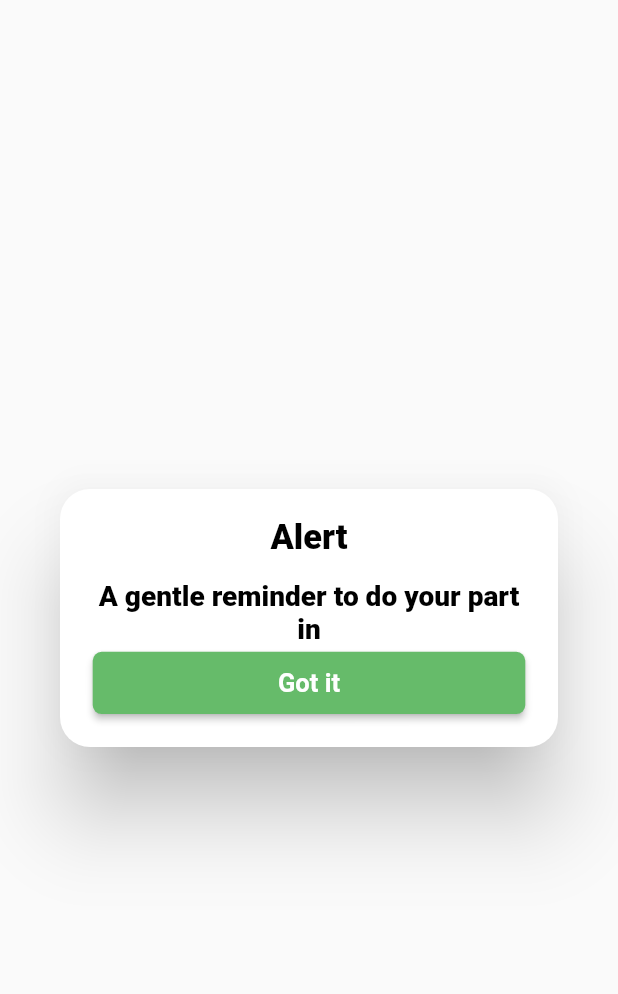
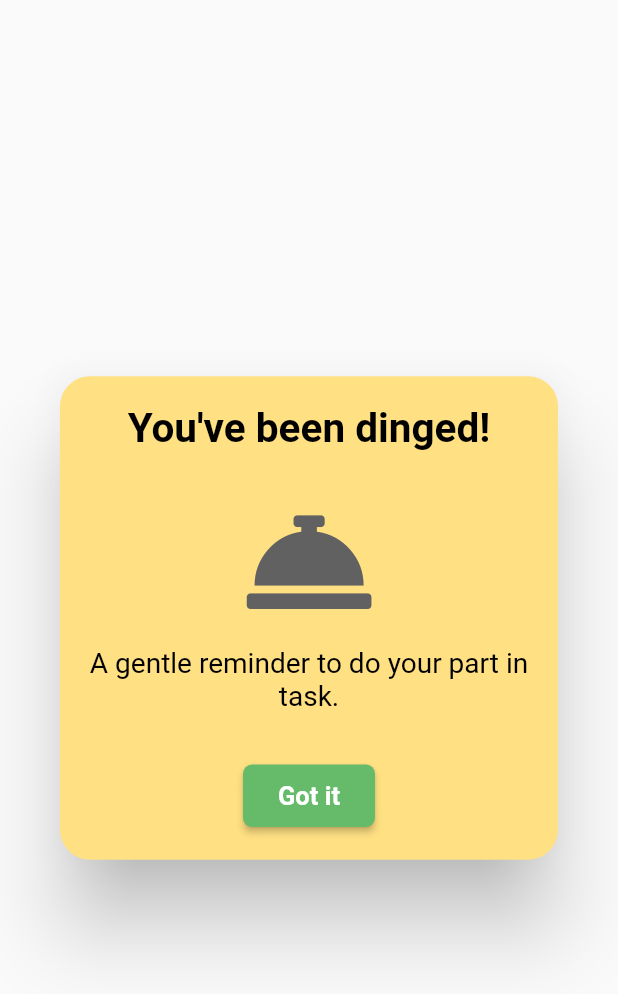
Before and after one commit to jamescasia/Productive-App, a Flutter app: the NotificationDialog widget shown alone on an empty page, opened directly with empty values, on a phone screen of 412 x 824 dp. Shown: the top 994 px of the screen. Run offline on Flutter 3.47's test engine with Material 2 defaults, Android fonts, the phone set to English and light mode, and no system bars; our stand-ins replace firebase_auth, firebase_database, flutter_tindercard, fluttertoast, font_awesome_flutter, google_sign_in and 2 more; missing offline and left inert: keyboard_visibility, slide_countdown_clock; accounts and stored records are empty.

Commit message:
notifs good

```diff
--- a/lib/Screens/LogInScreen.dart
+++ b/lib/Screens/LogInScreen.dart
@@ -20,7 +20,7 @@ class Mansana extends StatelessWidget {
   @override
   Widget build(BuildContext context) {
     return ScopedModel<AppModel>(
-        model: AppModel(),
+        model: AppModel(context),
         child: MaterialApp(
           debugShowCheckedModeBanner: false,
           home: LogInScreen(),
--- a/lib/Screens/NotificationDialog.dart
+++ b/lib/Screens/NotificationDialog.dart
@@ -32,6 +32,7 @@ class _NotificationDialogState extends State<NotificationDialog> {
   @override
   Widget build(BuildContext context) {
     return Dialog(
+      backgroundColor: Colors.amber[200],
       shape: RoundedRectangleBorder(
           borderRadius: BorderRadius.all(Radius.circular(20))),
       child: Container(
@@ -39,23 +40,30 @@ class _NotificationDialogState extends State<NotificationDialog> {
         width: Globals.width * 0.9,
         child: Column(mainAxisSize: MainAxisSize.min, children: [
           Text(
-            "Alert",
+            "You've been dinged!",
             style: TextStyle(
                 color: Colors.black,
-                fontSize: 22 * Globals.dheight,
-                fontWeight: FontWeight.w900),
+                fontSize: 26 * Globals.dheight,
+                fontWeight: FontWeight.w600),
+          ),
+          SizedBox(height: Globals.dheight * 30),
+          Icon(
+            FontAwesomeIcons.conciergeBell,
+            size: Globals.dheight * 80,
+            color: Colors.grey[700],
           ),
           SizedBox(
             height: Globals.dheight * 15,
           ),
           Text(
-            "A gentle reminder to do your part in ${collabNotif.taskName.replaceAll('""', "")}",
+            "A gentle reminder to do your part in ${collabNotif.taskName.replaceAll('""', "")} task.",
             style: TextStyle(
                 color: Colors.black,
                 fontSize: 18 * Globals.dheight,
-                fontWeight: FontWeight.w900),
+                fontWeight: FontWeight.w400),
             textAlign: TextAlign.center,
           ),
+          SizedBox(height: Globals.dheight * 30),
           MaterialButton(
             color: Colors.green[400],
             shape: RoundedRectangleBorder(
@@ -65,7 +73,7 @@ class _NotificationDialogState extends State<NotificationDialog> {
               Navigator.pop(context);
             },
             height: Globals.dheight * 40,
-            minWidth: Globals.width * 0.7,
+            // minWidth: Globals.width * 0.7,
             child: Text(
               "Got it",
               style: TextStyle(
--- a/lib/Screens/elements/CollabTaskView.dart
+++ b/lib/Screens/elements/CollabTaskView.dart
@@ -336,6 +336,8 @@ class _SubtaskViewState extends State<CollabSubtaskView> {
                         InkWell(
                           customBorder: CircleBorder(),
                           onTap: () {
+                            if (collabSubtask.assignedUid ==
+                                appModel.userAdapter.uid) return;
                             appModel.collabTabNotifyUser(
                                 collabSubtask.assignedUid,
                                 collabTask.title,
```
Also changed, not shown: lib/DataModels/AppDatabase.dart (+6 -4 lines), lib/ScopedModels/app_model.dart (+64 -13 lines).
